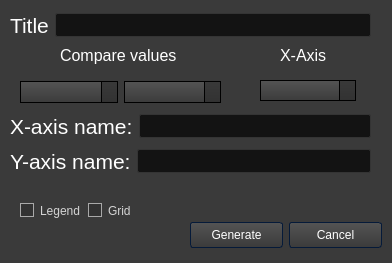
First picture: the form in Qt_Designer/scatterchartdialog.ui, repository bb305496/CSV_Weather_Dashboard, before the edit.
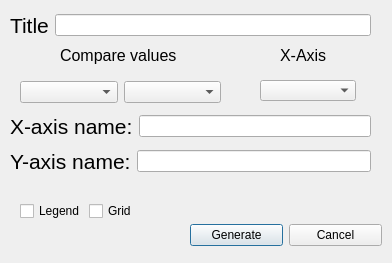
Second picture: the form after the edit. Icons and pictures are not drawn.

Commit message: Add to menu bar colorTheme

Patch:
```diff
--- a/Qt_Designer/scatterchartdialog.ui
+++ b/Qt_Designer/scatterchartdialog.ui
@@ -18,994 +18,7 @@
     <normaloff>../Icons/line_axis_100dp_5985E1_FILL0_wght400_GRAD0_opsz48.png</normaloff>../Icons/line_axis_100dp_5985E1_FILL0_wght400_GRAD0_opsz48.png</iconset>
   </property>
   <property name="styleSheet">
-   <string notr="true">/*Copyright (c) DevSec Studio. All rights reserved.
-
-MIT License
-
-Permission is hereby granted, free of charge, to any person obtaining a copy
-of this software and associated documentation files (the &quot;Software&quot;), to deal
-in the Software without restriction, including without limitation the rights
-to use, copy, modify, merge, publish, distribute, sublicense, and/or sell
-copies of the Software, and to permit persons to whom the Software is
-furnished to do so, subject to the following conditions:
-
-The above copyright notice and this permission notice shall be included in all
-copies or substantial portions of the Software.
-
-THE SOFTWARE IS PROVIDED *AS IS*, WITHOUT WARRANTY OF ANY KIND, EXPRESS OR
-IMPLIED, INCLUDING BUT NOT LIMITED TO THE WARRANTIES OF MERCHANTABILITY,
-FITNESS FOR A PARTICULAR PURPOSE AND NONINFRINGEMENT. IN NO EVENT SHALL THE
-AUTHORS OR COPYRIGHT HOLDERS BE LIABLE FOR ANY CLAIM, DAMAGES OR OTHER
-LIABILITY, WHETHER IN AN ACTION OF CONTRACT, TORT OR OTHERWISE, ARISING FROM,
-OUT OF OR IN CONNECTION WITH THE SOFTWARE OR THE USE OR OTHER DEALINGS IN THE SOFTWARE.
-*/
-
-/*-----QWidget-----*/
-QWidget
-{
-	background-color: #3a3a3a;
-	color: #fff;
-	selection-background-color: #b78620;
-	selection-color: #000;
-
-}
-
-
-/*-----QLabel-----*/
-QLabel
-{
-	background-color: transparent;
-	color: #fff;
-
-}
-
-
-/*-----QMenuBar-----*/
-QMenuBar 
-{
-	background-color: qlineargradient(spread:repeat, x1:1, y1:0, x2:1, y2:1, stop:0 rgba(57, 57, 57, 255),stop:1 rgba(50, 50, 50, 255));
-	border: 1px solid #000;
-	color: #fff;
-
-}
-
-
-QMenuBar::item 
-{
-	background-color: transparent;
-
-}
-
-
-QMenuBar::item:selected 
-{
-	background-color: rgba(183, 134, 32, 20%);
-	border: 1px solid #b78620;
-	color: #fff;
-
-}
-
-
-QMenuBar::item:pressed 
-{
-	background-color: rgb(183, 134, 32);
-	border: 1px solid #b78620;
-	color: #fff;
-
-}
-
-
-/*-----QMenu-----*/
-QMenu
-{
-    background-color: qlineargradient(spread:repeat, x1:1, y1:0, x2:1, y2:1, stop:0 rgba(57, 57, 57, 255),stop:1 rgba(50, 50, 50, 255));
-    border: 1px solid #222;
-    padding: 4px;
-	color: #fff;
-
-}
-
-
-QMenu::item
-{
-    background-color: transparent;
-    padding: 2px 20px 2px 20px;
-
-}
-
-
-QMenu::separator
-{
-   	background-color: rgb(183, 134, 32);
-	height: 1px;
-
-}
-
-
-QMenu::item:disabled
-{
-    color: #555;
-    background-color: transparent;
-    padding: 2px 20px 2px 20px;
-
-}
-
-
-QMenu::item:selected
-{
-	background-color: rgba(183, 134, 32, 20%);
-	border: 1px solid #b78620;
-	color: #fff;
-
-}
-
-
-/*-----QToolBar-----*/
-QToolBar
-{
-	background-color: qlineargradient(spread:repeat, x1:1, y1:0, x2:1, y2:1, stop:0 rgba(69, 69, 69, 255),stop:1 rgba(58, 58, 58, 255));
-	border-top: none;
-	border-bottom: 1px solid #4f4f4f;
-	border-left: 1px solid #4f4f4f;
-	border-right: 1px solid #4f4f4f;
-
-}
-
-
-QToolBar::separator
-{
-	background-color: #2e2e2e;
-	width: 1px;
-
-}
-
-
-/*-----QToolButton-----*/
-QToolButton 
-{
-	background-color: transparent;
-	color: #fff;
-	padding: 5px;
-	padding-left: 8px;
-	padding-right: 8px;
-	margin-left: 1px;
-}
-
-
-QToolButton:hover
-{
-	background-color: rgba(183, 134, 32, 20%);
-	border: 1px solid #b78620;
-	color: #fff;
-	
-}
-
-
-QToolButton:pressed
-{
-	background-color: qlineargradient(spread:repeat, x1:1, y1:0, x2:1, y2:1, stop:0 rgba(57, 57, 57, 255),stop:1 rgba(50, 50, 50, 255));
-	border: 1px solid #b78620;
-
-}
-
-
-QToolButton:checked
-{
-	background-color: qlineargradient(spread:repeat, x1:1, y1:0, x2:1, y2:1, stop:0 rgba(57, 57, 57, 255),stop:1 rgba(50, 50, 50, 255));
-	border: 1px solid #222;
-}
-
-
-/*-----QPushButton-----*/
-QPushButton
-{
-	background-color: qlineargradient(spread:repeat, x1:1, y1:0, x2:1, y2:1, stop:0 rgba(84, 84, 84, 255),stop:1 rgba(59, 59, 59, 255));
-	color: #ffffff;
-	min-width: 80px;
-	border-style: solid;
-	border-width: 1px;
-	border-radius: 3px;
-	border-color: #051a39;
-	padding: 5px;
-
-}
-
-
-QPushButton::flat
-{
-	background-color: transparent;
-	border: none;
-	color: #fff;
-
-}
-
-
-QPushButton::disabled
-{
-	background-color: #404040;
-	color: #656565;
-	border-color: #051a39;
-
-}
-
-
-QPushButton::hover
-{
-	background-color: rgba(183, 134, 32, 20%);
-	border: 1px solid #b78620;
-
-}
-
-
-QPushButton::pressed
-{
-	background-color: qlineargradient(spread:repeat, x1:1, y1:0, x2:1, y2:1, stop:0 rgba(74, 74, 74, 255),stop:1 rgba(49, 49, 49, 255));
-	border: 1px solid #b78620;
-
-}
-
-
-QPushButton::checked
-{
-	background-color: qlineargradient(spread:repeat, x1:1, y1:0, x2:1, y2:1, stop:0 rgba(74, 74, 74, 255),stop:1 rgba(49, 49, 49, 255));
-	border: 1px solid #222;
-
-}
-
-
-/*-----QLineEdit-----*/
-QLineEdit
-{
-	background-color: #131313;
-	color : #eee;
-	border: 1px solid #343434;
-	border-radius: 2px;
-	padding: 3px;
-	padding-left: 5px;
-
-}
-
-
-/*-----QPlainTExtEdit-----*/
-QPlainTextEdit
-{
-	background-color: #131313;
-	color : #eee;
-	border: 1px solid #343434;
-	border-radius: 2px;
-	padding: 3px;
-	padding-left: 5px;
-
-}
-
-
-/*-----QTabBar-----*/
-QTabBar::tab
-{
-	background-color: qlineargradient(spread:repeat, x1:1, y1:0, x2:1, y2:1, stop:0 rgba(84, 84, 84, 255),stop:1 rgba(59, 59, 59, 255));
-	color: #ffffff;
-	border-style: solid;
-	border-width: 1px;
-	border-color: #666;
-	border-bottom: none;
-	padding: 5px;
-	padding-left: 15px;
-	padding-right: 15px;
-
-}
-
-
-QTabWidget::pane 
-{
-	background-color: red;
-	border: 1px solid #666;
-	top: 1px;
-
-}
-
-
-QTabBar::tab:last
-{
-	margin-right: 0; 
-
-}
-
-
-QTabBar::tab:first:!selected
-{
-	background-color: #0c0c0d;
-	margin-left: 0px;
-
-}
-
-
-QTabBar::tab:!selected
-{
-	color: #b1b1b1;
-	border-bottom-style: solid;
-	background-color: #0c0c0d;
-
-}
-
-
-QTabBar::tab:selected
-{
-	margin-bottom: 0px;
-
-}
-
-
-QTabBar::tab:!selected:hover
-{
-	border-top-color: #b78620;
-
-}
-
-
-/*-----QComboBox-----*/
-QComboBox
-{
-    background-color: qlineargradient(spread:repeat, x1:1, y1:0, x2:1, y2:1, stop:0 rgba(84, 84, 84, 255),stop:1 rgba(59, 59, 59, 255));
-    border: 1px solid #000;
-    padding-left: 6px;
-    color: #ffffff;
-    height: 20px;
-
-}
-
-
-QComboBox::disabled
-{
-	background-color: #404040;
-	color: #656565;
-	border-color: #051a39;
-
-}
-
-
-QComboBox:on
-{
-    background-color: #b78620;
-	color: #000;
-
-}
-
-
-QComboBox QAbstractItemView
-{
-    background-color: #383838;
-    color: #ffffff;
-    border: 1px solid black;
-    selection-background-color: #b78620;
-    outline: 0;
-
-}
-
-
-QComboBox::drop-down
-{
-	background-color: qlineargradient(spread:repeat, x1:1, y1:0, x2:1, y2:1, stop:0 rgba(57, 57, 57, 255),stop:1 rgba(50, 50, 50, 255));
-    subcontrol-origin: padding;
-    subcontrol-position: top right;
-    width: 15px;
-    border-left-width: 1px;
-    border-left-color: black;
-    border-left-style: solid; 
-
-}
-
-
-QComboBox::down-arrow
-{
-    image: url(://arrow-down.png);
-    width: 8px;
-    height: 8px;
-}
-
-
-/*-----QSpinBox &amp; QDateTimeEdit-----*/
-QSpinBox,
-QDateTimeEdit 
-{
-    background-color: #131313;
-	color : #eee;
-	border: 1px solid #343434;
-	padding: 3px;
-	padding-left: 5px;
-    border-radius : 2px;
-
-}
-
-
-QSpinBox::up-button, 
-QDateTimeEdit::up-button
-{
-	border-top-right-radius:2px;
-	background-color: #777777;
-    width: 16px; 
-    border-width: 1px;
-
-}
-
-
-QSpinBox::up-button:hover, 
-QDateTimeEdit::up-button:hover
-{
-	background-color: #585858;
-
-}
-
-
-QSpinBox::up-button:pressed, 
-QDateTimeEdit::up-button:pressed
-{
-	background-color: #252525;
-    width: 16px; 
-    border-width: 1px;
-
-}
-
-
-QSpinBox::up-arrow,
-QDateTimeEdit::up-arrow
-{
-    image: url(://arrow-up.png);
-    width: 7px;
-    height: 7px;
-
-}
-
-
-QSpinBox::down-button, 
-QDateTimeEdit::down-button
-{
-	border-bottom-right-radius:2px;
-	background-color: #777777;
-    width: 16px; 
-    border-width: 1px;
-
-}
-
-
-QSpinBox::down-button:hover, 
-QDateTimeEdit::down-button:hover
-{
-	background-color: #585858;
-
-}
-
-
-QSpinBox::down-button:pressed, 
-QDateTimeEdit::down-button:pressed
-{
-	background-color: #252525;
-    width: 16px; 
-    border-width: 1px;
-
-}
-
-
-QSpinBox::down-arrow,
-QDateTimeEdit::down-arrow
-{
-    image: url(://arrow-down.png);
-    width: 7px;
-    height: 7px;
-
-}
-
-
-/*-----QGroupBox-----*/
-QGroupBox 
-{
-    border: 1px solid;
-    border-color: #666666;
-	border-radius: 5px;
-    margin-top: 20px;
-
-}
-
-
-QGroupBox::title  
-{
-    background-color: transparent;
-    color: #eee;
-    subcontrol-origin: margin;
-    padding: 5px;
-	border-top-left-radius: 3px;
-	border-top-right-radius: 3px;
-
-}
-
-
-/*-----QHeaderView-----*/
-QHeaderView::section
-{
-    background-color: qlineargradient(spread:repeat, x1:1, y1:0, x2:1, y2:1, stop:0 rgba(60, 60, 60, 255),stop:1 rgba(50, 50, 50, 255));
-	border: 1px solid #000;
-    color: #fff;
-    text-align: left;
-	padding: 4px;
-	
-}
-
-
-QHeaderView::section:disabled
-{
-    background-color: #525251;
-    color: #656565;
-
-}
-
-
-QHeaderView::section:checked
-{
-    background-color: qlineargradient(spread:repeat, x1:1, y1:0, x2:1, y2:1, stop:0 rgba(60, 60, 60, 255),stop:1 rgba(50, 50, 50, 255));
-    color: #fff;
-
-}
-
-
-QHeaderView::section::vertical::first,
-QHeaderView::section::vertical::only-one
-{
-    border-top: 1px solid #353635;
-
-}
-
-
-QHeaderView::section::vertical
-{
-    border-top: 1px solid #353635;
-
-}
-
-
-QHeaderView::section::horizontal::first,
-QHeaderView::section::horizontal::only-one
-{
-    border-left: 1px solid #353635;
-
-}
-
-
-QHeaderView::section::horizontal
-{
-    border-left: 1px solid #353635;
-
-}
-
-
-QTableCornerButton::section
-{
-    background-color: qlineargradient(spread:repeat, x1:1, y1:0, x2:1, y2:1, stop:0 rgba(60, 60, 60, 255),stop:1 rgba(50, 50, 50, 255));
-	border: 1px solid #000;
-    color: #fff;
-
-}
-
-
-/*-----QTreeWidget-----*/
-QTreeView
-{
-	show-decoration-selected: 1;
-	alternate-background-color: #3a3a3a;
-	selection-color: #fff;
-	background-color: #2d2d2d;
-	border: 1px solid gray;
-	padding-top : 5px;
-	color: #fff;
-	font: 8pt;
-
-}
-
-
-QTreeView::item:selected
-{
-	color:#fff;
-	background-color: #b78620;
-	border-radius: 0px;
-
-}
-
-
-QTreeView::item:!selected:hover
-{
-    background-color: #262626;
-    border: none;
-    color: white;
-
-}
-
-
-QTreeView::branch:has-children:!has-siblings:closed,
-QTreeView::branch:closed:has-children:has-siblings 
-{
-	image: url(://tree-closed.png);
-
-}
-
-
-QTreeView::branch:open:has-children:!has-siblings,
-QTreeView::branch:open:has-children:has-siblings  
-{
-	image: url(://tree-open.png);
-
-}
-
-
-/*-----QListView-----*/
-QListView 
-{
-	background-color: qlineargradient(spread:repeat, x1:1, y1:0, x2:1, y2:1, stop:0 rgba(83, 83, 83, 255),stop:0.293269 rgba(81, 81, 81, 255),stop:0.634615 rgba(79, 79, 79, 255),stop:1 rgba(83, 83, 83, 255));
-    border : none;
-    color: white;
-    show-decoration-selected: 1; 
-    outline: 0;
-	border: 1px solid gray;
-
-}
-
-
-QListView::disabled 
-{
-	background-color: #656565;
-	color: #1b1b1b;
-    border: 1px solid #656565;
-
-}
-
-
-QListView::item 
-{
-	background-color: #2d2d2d;
-    padding: 1px;
-
-}
-
-
-QListView::item:alternate 
-{
-    background-color: #3a3a3a;
-
-}
-
-
-QListView::item:selected 
-{
-	background-color: #b78620;
-	border: 1px solid #b78620;
-	color: #fff;
-
-}
-
-
-QListView::item:selected:!active 
-{
-	background-color: #b78620;
-	border: 1px solid #b78620;
-	color: #fff;
-
-}
-
-
-QListView::item:selected:active 
-{
-	background-color: #b78620;
-	border: 1px solid #b78620;
-	color: #fff;
-
-}
-
-
-QListView::item:hover {
-    background-color: #262626;
-    border: none;
-    color: white;
-
-}
-
-
-/*-----QCheckBox-----*/
-QCheckBox
-{
-	background-color: transparent;
-    color: lightgray;
-	border: none;
-
-}
-
-
-QCheckBox::indicator
-{
-    background-color: #323232;
-    border: 1px solid darkgray;
-    width: 12px;
-    height: 12px;
-
-}
-
-
-QCheckBox::indicator:checked
-{
-    image:url(&quot;./ressources/check.png&quot;);
-	background-color: #b78620;
-    border: 1px solid #3a546e;
-
-}
-
-
-QCheckBox::indicator:unchecked:hover
-{
-	border: 1px solid #b78620; 
-
-}
-
-
-QCheckBox::disabled
-{
-	color: #656565;
-
-}
-
-
-QCheckBox::indicator:disabled
-{
-	background-color: #656565;
-	color: #656565;
-    border: 1px solid #656565;
-
-}
-
-
-/*-----QRadioButton-----*/
-QRadioButton 
-{
-	color: lightgray;
-	background-color: transparent;
-
-}
-
-
-QRadioButton::indicator::unchecked:hover 
-{
-	background-color: lightgray;
-	border: 2px solid #b78620;
-	border-radius: 6px;
-}
-
-
-QRadioButton::indicator::checked 
-{
-	border: 2px solid #b78620;
-	border-radius: 6px;
-	background-color: rgba(183,134,32,20%);  
-	width: 9px; 
-	height: 9px; 
-
-}
-
-
-/*-----QSlider-----*/
-QSlider::groove:horizontal 
-{
-	background-color: transparent;
-	height: 3px;
-
-}
-
-
-QSlider::sub-page:horizontal 
-{
-	background-color: #b78620;
-
-}
-
-
-QSlider::add-page:horizontal 
-{
-	background-color: #131313;
-
-}
-
-
-QSlider::handle:horizontal 
-{
-	background-color: #b78620;
-	width: 14px;
-	margin-top: -6px;
-	margin-bottom: -6px;
-	border-radius: 6px;
-
-}
-
-
-QSlider::handle:horizontal:hover 
-{
-	background-color: #d89e25;
-	border-radius: 6px;
-
-}
-
-
-QSlider::sub-page:horizontal:disabled 
-{
-	background-color: #bbb;
-	border-color: #999;
-
-}
-
-
-QSlider::add-page:horizontal:disabled 
-{
-	background-color: #eee;
-	border-color: #999;
-
-}
-
-
-QSlider::handle:horizontal:disabled 
-{
-	background-color: #eee;
-	border: 1px solid #aaa;
-	border-radius: 3px;
-
-}
-
-
-/*-----QScrollBar-----*/
-QScrollBar:horizontal
-{
-    border: 1px solid #222222;
-    background-color: #3d3d3d;
-    height: 15px;
-    margin: 0px 16px 0 16px;
-
-}
-
-
-QScrollBar::handle:horizontal
-{
-	background-color: qlineargradient(spread:repeat, x1:1, y1:0, x2:1, y2:1, stop:0 rgba(97, 97, 97, 255),stop:1 rgba(90, 90, 90, 255));
-	border: 1px solid #2d2d2d;
-    min-height: 20px;
-
-}
-
-
-QScrollBar::add-line:horizontal
-{
-	background-color: qlineargradient(spread:repeat, x1:1, y1:0, x2:1, y2:1, stop:0 rgba(97, 97, 97, 255),stop:1 rgba(90, 90, 90, 255));
-	border: 1px solid #2d2d2d;
-    width: 15px;
-    subcontrol-position: right;
-    subcontrol-origin: margin;
-
-}
-
-
-QScrollBar::sub-line:horizontal
-{
-	background-color: qlineargradient(spread:repeat, x1:1, y1:0, x2:1, y2:1, stop:0 rgba(97, 97, 97, 255),stop:1 rgba(90, 90, 90, 255));
-	border: 1px solid #2d2d2d;
-    width: 15px;
-    subcontrol-position: left;
-    subcontrol-origin: margin;
-
-}
-
-
-QScrollBar::right-arrow:horizontal
-{
-    image: url(://arrow-right.png);
-    width: 6px;
-    height: 6px;
-
-}
-
-
-QScrollBar::left-arrow:horizontal
-{
-    image: url(://arrow-left.png);
-    width: 6px;
-    height: 6px;
-
-}
-
-
-QScrollBar::add-page:horizontal, QScrollBar::sub-page:horizontal
-{
-    background: none;
-
-}
-
-
-QScrollBar:vertical
-{
-    background-color: #3d3d3d;
-    width: 16px;
-	border: 1px solid #2d2d2d;
-    margin: 16px 0px 16px 0px;
-
-}
-
-
-QScrollBar::handle:vertical
-{
-    background-color: qlineargradient(spread:repeat, x1:1, y1:0, x2:1, y2:1, stop:0 rgba(97, 97, 97, 255),stop:1 rgba(90, 90, 90, 255));
-	border: 1px solid #2d2d2d;
-    min-height: 20px;
-
-}
-
-
-QScrollBar::add-line:vertical
-{
-	background-color: qlineargradient(spread:repeat, x1:1, y1:0, x2:1, y2:1, stop:0 rgba(97, 97, 97, 255),stop:1 rgba(90, 90, 90, 255));
-	border: 1px solid #2d2d2d;
-    height: 15px;
-    subcontrol-position: bottom;
-    subcontrol-origin: margin;
-
-}
-
-
-QScrollBar::sub-line:vertical
-{
-	background-color: qlineargradient(spread:repeat, x1:1, y1:0, x2:1, y2:1, stop:0 rgba(97, 97, 97, 255),stop:1 rgba(90, 90, 90, 255));
-	border: 1px solid #2d2d2d;
-    height: 15px;
-    subcontrol-position: top;
-    subcontrol-origin: margin;
-
-}
-
-
-QScrollBar::up-arrow:vertical
-{
-    image: url(://arrow-up.png);
-    width: 6px;
-    height: 6px;
-
-}
-
-
-QScrollBar::down-arrow:vertical
-{
-    image: url(://arrow-down.png);
-    width: 6px;
-    height: 6px;
-
-}
-
-
-QScrollBar::add-page:vertical, QScrollBar::sub-page:vertical
-{
-    background: none;
-
-}
-
-
-/*-----QProgressBar-----*/
-QProgressBar
-{
-    border: 1px solid #666666;
-    text-align: center;
-	color: #000;
-	font-weight: bold;
-
-}
-
-
-QProgressBar::chunk
-{
-    background-color: #b78620;
-    width: 30px;
-    margin: 0.5px;
-
-}
-
-</string>
+   <string notr="true"/>
   </property>
   <widget class="QWidget" name="layoutWidget">
    <property name="geometry">
```
The commit also changes 13 other files.
